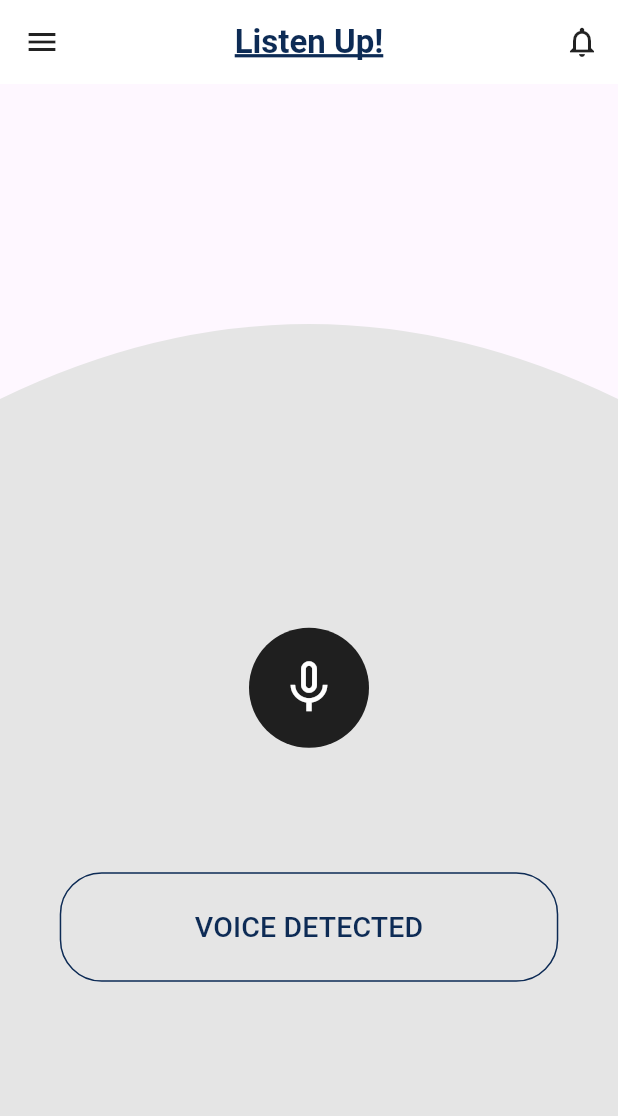
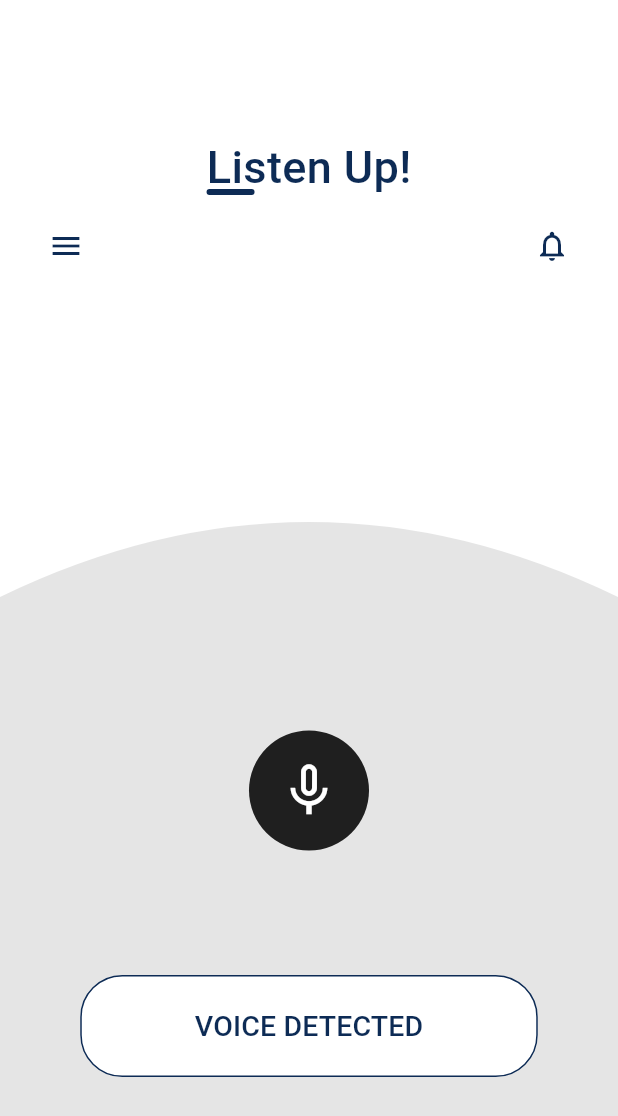
Before and after one commit to Haiderali27-hub/listenup, a Flutter app: the HomeScreen screen opened by its route, on a phone screen of 412 x 824 dp. Shown: the top 1116 px of the screen. Run offline on Flutter 3.47's test engine with Material 3 defaults, Android fonts, the phone set to English and light mode, and no system bars; our stand-ins replace get.

Commit message:
fix home page

```diff
--- a/lib/screens/home/home_screen.dart
+++ b/lib/screens/home/home_screen.dart
@@ -31,6 +31,10 @@ class _HomeScreenState extends State<HomeScreen> {
   @override
   Widget build(BuildContext context) {
     return Scaffold(
+      backgroundColor: Colors.white, // set white background globally
+
+      // Remove the appBar property completely
+
       drawer: Drawer(
         child: ListView(
           padding: EdgeInsets.zero,
@@ -51,43 +55,84 @@ class _HomeScreenState extends State<HomeScreen> {
           ],
         ),
       ),
-      appBar: AppBar(
-        backgroundColor: Colors.white,
-        elevation: 0,
-        leading: Builder(
+
+      body: Column(
+        children: [
+          // Custom top bar replacing AppBar
+          Container(
+            color: Colors.white,
+            padding: const EdgeInsets.only(
+                top: 90.0,
+                left: 20.0,
+                right: 20.0,
+                bottom: 0.0), // Modified padding
+            child: Row(
+              mainAxisAlignment: MainAxisAlignment.spaceBetween,
+              crossAxisAlignment:
+                  CrossAxisAlignment.start, // Added crossAxisAlignment
+              children: [
+                Padding(
+                  // Added Padding for menu icon
+                  padding: const EdgeInsets.only(top: 50.0),
+                  child: Builder(
                     builder: (context) => IconButton(
-            icon: const Icon(Icons.menu, color: Colors.black87),
+                      icon: const Icon(Icons.menu, color: Color(0xFF0D2B55)),
                       onPressed: () => Scaffold.of(context).openDrawer(),
                     ),
                   ),
-        title: const Text(
+                ),
+                SizedBox(
+                  height: 40, // Adjust height as needed
+                  child: Stack(
+                    alignment: Alignment.centerLeft,
+                    children: [
+                      const Text(
                         'Listen Up!',
                         style: TextStyle(
+                          fontFamily: 'Roboto',
                           color: Color(0xFF0D2B55),
-            fontWeight: FontWeight.bold,
-            decoration: TextDecoration.underline,
-            decorationThickness: 2,
-            decorationColor: Color(0xFF0D2B55),
+                          fontWeight: FontWeight.w500,
+                          fontSize: 30,
                         ),
                       ),
-        centerTitle: true,
-        actions: [
-          IconButton(
-            icon: const Icon(Icons.notifications_none, color: Colors.black87),
+                      // Positioned underline under "Li"
+                      Positioned(
+                        left: 0, // start from text start
+                        bottom: 0, // at bottom of text
+                        child: Container(
+                          width: 32, // width covering "Li"
+                          height: 4, // thickness of underline
+                          decoration: BoxDecoration(
+                            color: const Color(0xFF0D2B55),
+                            borderRadius: BorderRadius.circular(10),
+                          ),
+                        ),
+                      ),
+                    ],
+                  ),
+                ),
+                Padding(
+                  // Added Padding for notification icon
+                  padding: const EdgeInsets.only(top: 50.0),
+                  child: IconButton(
+                    icon: const Icon(Icons.notifications_none,
+                        color: Color(0xFF0D2B55)),
                     onPressed: () {
                       // TODO: Show notifications
                     },
                   ),
+                ),
               ],
             ),
-      body: Column(
-        children: [
+          ),
+
           SizedBox(
             height: 150,
             child: CustomPaint(
               size: Size(double.infinity, 150),
             ),
           ),
+
           Expanded(
             child: Stack(
               children: [
--- a/lib/widgets/status_pill.dart
+++ b/lib/widgets/status_pill.dart
@@ -9,14 +9,20 @@ class StatusPill extends StatelessWidget {
   @override
   Widget build(BuildContext context) {
     final label = listening ? 'LISTENING' : 'VOICE DETECTED';
-    return OutlinedButton(
+
+    return SizedBox(
+      width: 305, // fixed width for the button
+      height: 68, // fixed height to match padding and size
+      child: OutlinedButton(
         onPressed: () {}, // no action
         style: OutlinedButton.styleFrom(
+          backgroundColor: Colors.white, // set background to white
           side: const BorderSide(color: Color(0xFF0D2B55)),
           shape: RoundedRectangleBorder(
             borderRadius: BorderRadius.circular(28),
           ),
-        padding: const EdgeInsets.symmetric(vertical: 23, horizontal: 90),
+          // Remove padding as size is fixed
+          padding: EdgeInsets.zero,
         ),
         child: Text(
           label,
@@ -26,6 +32,7 @@ class StatusPill extends StatelessWidget {
             fontSize: 19,
           ),
         ),
+      ),
     );
   }
 }
```
Also changed, not shown: flutter_01.png (added), lib/widgets/waveform_painter.dart (added). Lines whose indentation alone changed are shown as unchanged.
